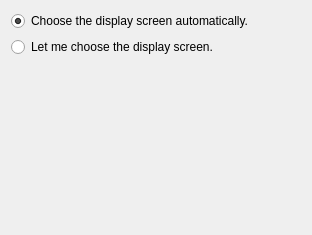
The window that kworship/prefsDisplay_base.ui (amalon/kworship) describes before a commit, drawn with Qt 5.
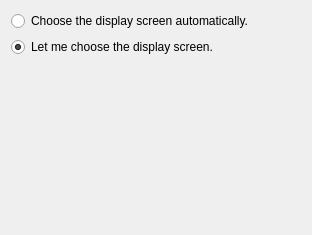
The same window after the commit.

Commit message: Added kconfig display preferences code so it now saves / loads chosen screen

```diff
--- a/kworship/prefsDisplay_base.ui
+++ b/kworship/prefsDisplay_base.ui
@@ -25,9 +25,6 @@
      <property name="text" >
       <string>Choose the display screen automatically.</string>
      </property>
-     <property name="checked" >
-      <bool>true</bool>
-     </property>
     </widget>
    </item>
    <item row="1" column="0" >
@@ -35,6 +32,9 @@
      <property name="text" >
       <string>Let me choose the display screen.</string>
      </property>
+     <property name="checked" >
+      <bool>true</bool>
+     </property>
     </widget>
    </item>
   </layout>
```
Left out of the diff: 4 changed lines with no effect on the pictures. The commit also changes 6 other files.
